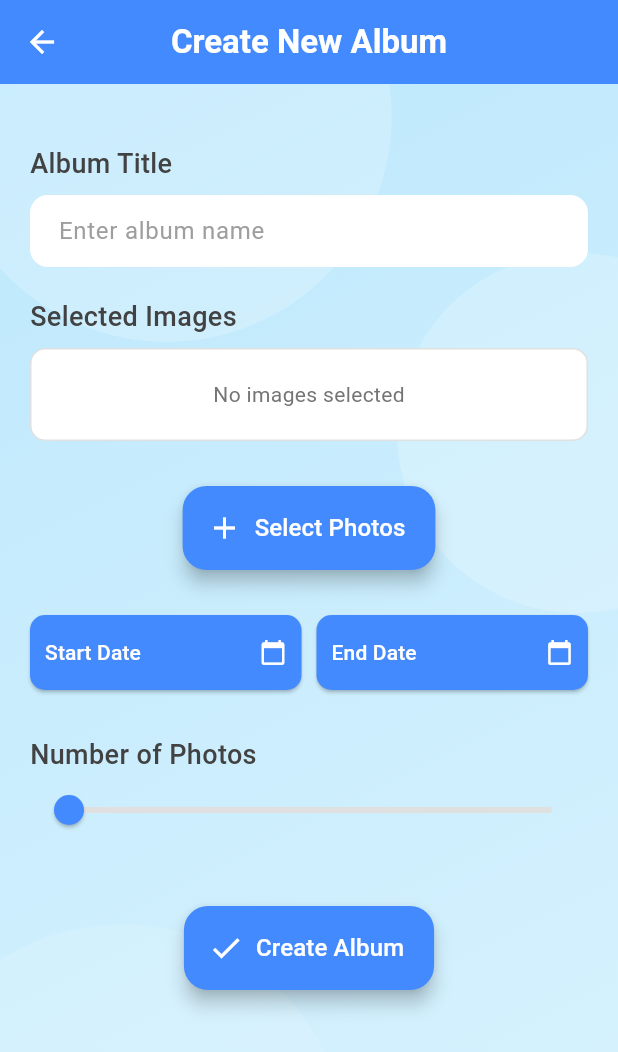
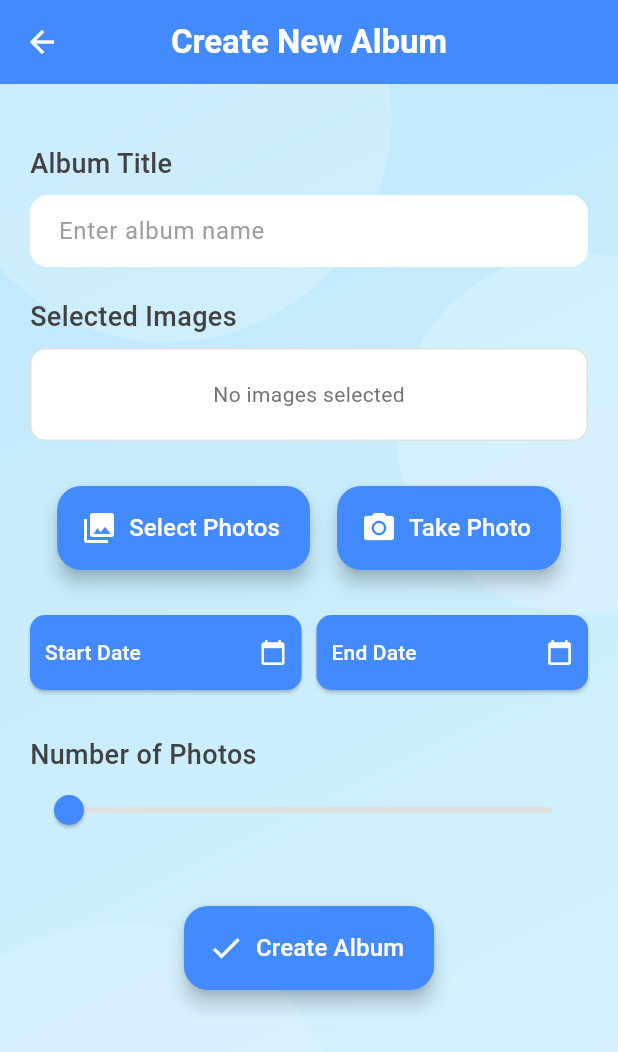
Before and after one commit to IditMedizada/AIlbum, a Flutter app: the CreateAlbum screen opened directly, on a phone screen of 412 x 824 dp. Shown: the top 1052 px of the screen. Run offline on Flutter 3.47's test engine with Material 3 defaults, Android fonts, the phone set to English and light mode, and no system bars; our stand-ins replace firebase_auth, firebase_core, firebase_storage, fluttertoast, image_picker, permission_handler; missing offline and left inert: flutter_background_service, photo_manager; accounts and stored records are empty; project files that could hold a hidden picture were left out.

```diff
--- a/Client/lib/features/client_side/firebase_auth_implementation/firebase_auth_services.dart
+++ b/Client/lib/features/client_side/firebase_auth_implementation/firebase_auth_services.dart
@@ -12,8 +12,6 @@ class FirebaseAuthService{
     }on FirebaseAuthException catch(e){
        if (e.code == 'email-already-in-use') {
         showToast(message: 'The email address is already in use.');
-      } else {
-        showToast(message: 'An error occurred: ${e.code}');
       }
     }
     return null;
@@ -26,8 +24,6 @@ class FirebaseAuthService{
     }on FirebaseAuthException catch(e) {
       if (e.code == 'user-not-found' || e.code == 'wrong-password') {
         showToast(message: 'Invalid email or password.');
-      } else {
-        showToast(message: 'An error occurred: ${e.code}');
       }
     }
     return null;
--- a/Client/lib/features/client_side/presentations/pages/createAlbum.dart
+++ b/Client/lib/features/client_side/presentations/pages/createAlbum.dart
@@ -33,6 +33,15 @@ class CreateAlbumState extends State<CreateAlbum> {
     if (images != null) {
       setState(() {
         selectedImages = images.map((image) => File(image.path)).toList(); // Add all selected images
+      });
+    }
+  }
+
+  Future<void> takePhoto() async {
+    final XFile? photo = await picker.pickImage(source: ImageSource.camera); // Take a photo using the camera
+    if (photo != null) {
+      setState(() {
+        selectedImages.add(File(photo.path)); // Add the taken photo to the list
       });
     }
   }
@@ -119,6 +128,7 @@ class CreateAlbumState extends State<CreateAlbum> {
       });
     }
   }
+
   @override
   Widget build(BuildContext context) {
     return BaseScreen( // Wrapping with BaseScreen to apply the animated background
@@ -171,22 +181,7 @@ Widget build(BuildContext context) {
                   ? _buildImageGrid()
                   : _buildEmptyImageContainer(),
               const SizedBox(height: 30),
-            Center(
-              child: FloatingActionButton.extended(
-                onPressed: pickImage,
-                icon: const Icon(Icons.add, color: Colors.white),
-                label: const Text(
-                  'Select Photos',
-                  style: TextStyle(
-                    fontSize: 16,
-                    color: Colors.white,
-                  ),
-                ),
-                backgroundColor: Colors.blueAccent,
-                elevation: 5,
-                heroTag: 'selectPhotosFAB',
-              ),
-            ),
+              _buildActionButtons(), // Add action buttons
               const SizedBox(height: 30),
               _buildDateSelectors(),
               const SizedBox(height: 30),
@@ -230,6 +225,7 @@ Widget build(BuildContext context) {
       ),
     );
   }
+
   Widget _buildSectionTitle(String title) {
     return Text(
       title,
@@ -316,4 +312,40 @@ Widget build(BuildContext context) {
       ),
     );
   }
+
+  Widget _buildActionButtons() {
+    return Row(
+      mainAxisAlignment: MainAxisAlignment.spaceEvenly,
+      children: [
+        FloatingActionButton.extended(
+          onPressed: pickImage,
+          icon: const Icon(Icons.photo_library, color: Colors.white),
+          label: const Text(
+            'Select Photos',
+            style: TextStyle(
+              fontSize: 16,
+              color: Colors.white,
+            ),
+          ),
+          backgroundColor: Colors.blueAccent,
+          elevation: 5,
+          heroTag: 'selectPhotosFAB',
+        ),
+        FloatingActionButton.extended(
+          onPressed: takePhoto,
+          icon: const Icon(Icons.camera_alt, color: Colors.white),
+          label: const Text(
+            'Take Photo',
+            style: TextStyle(
+              fontSize: 16,
+              color: Colors.white,
+            ),
+          ),
+          backgroundColor: Colors.blueAccent,
+          elevation: 5,
+          heroTag: 'takePhotoFAB',
+        ),
+      ],
+    );
   }
+}
--- a/Client/lib/main.dart
+++ b/Client/lib/main.dart
@@ -50,7 +50,6 @@ Future<void> initializeService() async {
 
   // Check if the service is already running
   bool isRunning = await service.isRunning();
-  print("sssssssssssssssssssssssssssssssssssssssssssssssssssss $isRunning");
   if (!isRunning) {
     await service.configure(
       androidConfiguration: AndroidConfiguration(
@@ -104,7 +103,7 @@ void onStart(ServiceInstance service) async {
   // Handle night mode uploads periodically
   service.on('night_mode').listen((event) async {
     final userId = event!["userId"];
-    Timer.periodic(const Duration(minutes: 2), (timer) async {
+    Timer.periodic(const Duration(hours: 23), (timer) async {
       await GallerySync().nightModePhotoUploading(userId);
     });
   });
```
Also changed, not shown: Client/lib/features/client_side/presentations/pages/albums.dart (+3 -20 lines), Client/lib/features/client_side/presentations/pages/gallery_sync.dart (+62 -9 lines), Client/lib/features/client_side/presentations/pages/login_page.dart (+15 -3 lines), Client/lib/features/client_side/presentations/pages/sign_up_page.dart (+10 -10 lines), 6 other files. Lines whose indentation alone changed are shown as unchanged.
